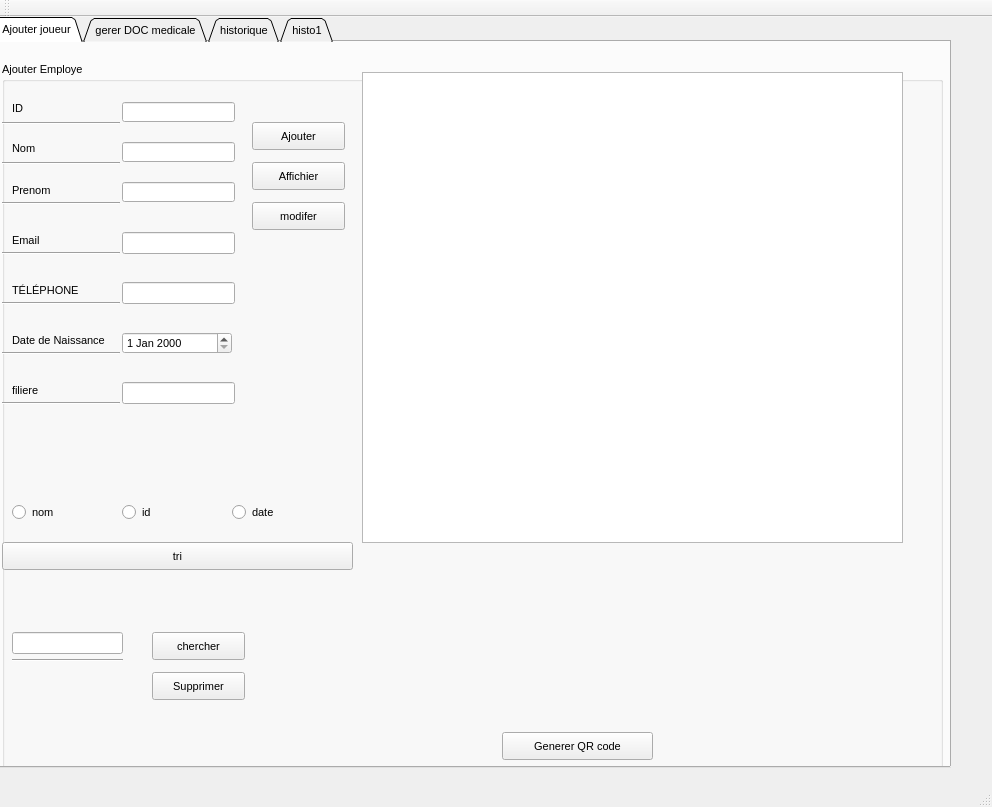
Before: the Qt Designer form Atelier_Connexion/mainwindow.ui in hintoman/olympic_games_2A24, drawn with Qt 5.
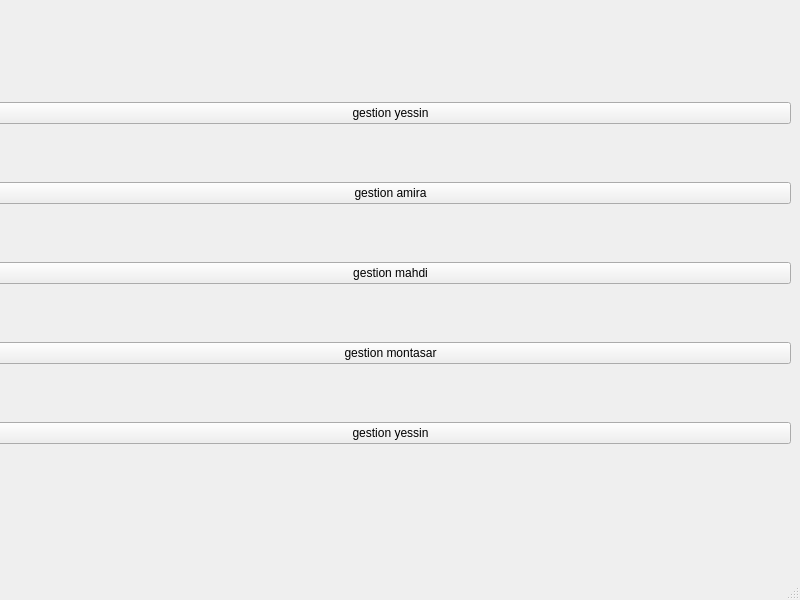
After: the same form once the commit is applied. The open tabs and pages were chosen to show the change.

```diff
--- a/Atelier_Connexion/mainwindow.ui
+++ b/Atelier_Connexion/mainwindow.ui
@@ -6,809 +6,63 @@
    <rect>
     <x>0</x>
     <y>0</y>
-    <width>992</width>
-    <height>807</height>
+    <width>800</width>
+    <height>600</height>
    </rect>
   </property>
   <property name="windowTitle">
    <string>Gestion des Clients</string>
   </property>
-  <widget class="QWidget" name="centralWidget">
-   <widget class="QTabWidget" name="tabWidget">
+  <widget class="QWidget" name="centralwidget">
+   <widget class="QWidget" name="">
     <property name="geometry">
      <rect>
       <x>-10</x>
-      <y>0</y>
-      <width>961</width>
-      <height>751</height>
+      <y>50</y>
+      <width>801</width>
+      <height>451</height>
      </rect>
     </property>
-    <property name="font">
-     <font>
-      <pointsize>8</pointsize>
-     </font>
-    </property>
-    <property name="tabPosition">
-     <enum>QTabWidget::North</enum>
-    </property>
-    <property name="tabShape">
-     <enum>QTabWidget::Triangular</enum>
-    </property>
-    <property name="currentIndex">
-     <number>3</number>
-    </property>
-    <property name="iconSize">
-     <size>
-      <width>30</width>
-      <height>30</height>
-     </size>
-    </property>
-    <property name="elideMode">
-     <enum>Qt::ElideMiddle</enum>
-    </property>
-    <property name="movable">
-     <bool>false</bool>
-    </property>
-    <property name="tabBarAutoHide">
-     <bool>false</bool>
-    </property>
-    <widget class="QWidget" name="Tab_joueur">
-     <attribute name="title">
-      <string>Ajouter joueur</string>
-     </attribute>
-     <widget class="QGroupBox" name="groupBox">
-      <property name="geometry">
-       <rect>
-        <x>10</x>
-        <y>20</y>
-        <width>941</width>
-        <height>751</height>
-       </rect>
-      </property>
-      <property name="title">
-       <string>Ajouter Employe</string>
-      </property>
-      <widget class="QLabel" name="label">
-       <property name="geometry">
-        <rect>
-         <x>10</x>
-         <y>40</y>
-         <width>47</width>
-         <height>13</height>
-        </rect>
-       </property>
+    <layout class="QVBoxLayout" name="verticalLayout">
+     <item>
+      <widget class="QPushButton" name="pushButton_5">
        <property name="text">
-        <string>ID</string>
+        <string>gestion yessin</string>
        </property>
       </widget>
-      <widget class="QLabel" name="label_2">
-       <property name="geometry">
-        <rect>
-         <x>10</x>
-         <y>80</y>
-         <width>47</width>
-         <height>13</height>
-        </rect>
-       </property>
+     </item>
+     <item>
+      <widget class="QPushButton" name="pushButton">
        <property name="text">
-        <string>Nom</string>
+        <string>gestion amira</string>
        </property>
       </widget>
-      <widget class="QLabel" name="label_3">
-       <property name="geometry">
-        <rect>
-         <x>10</x>
-         <y>120</y>
-         <width>111</width>
-         <height>16</height>
-        </rect>
-       </property>
+     </item>
+     <item>
+      <widget class="QPushButton" name="pushButton_2">
        <property name="text">
-        <string>Prenom</string>
+        <string>gestion mahdi</string>
        </property>
        <property name="buddy">
         <cstring>le_prenom</cstring>
        </property>
       </widget>
-      <widget class="QLineEdit" name="le_id">
-       <property name="geometry">
-        <rect>
-         <x>120</x>
-         <y>40</y>
-         <width>113</width>
-         <height>20</height>
-        </rect>
-       </property>
-      </widget>
-      <widget class="QLineEdit" name="le_nom">
-       <property name="geometry">
-        <rect>
-         <x>120</x>
-         <y>80</y>
-         <width>113</width>
-         <height>20</height>
-        </rect>
-       </property>
-      </widget>
-      <widget class="QLineEdit" name="le_prenom">
-       <property name="geometry">
-        <rect>
-         <x>120</x>
-         <y>120</y>
-         <width>113</width>
-         <height>20</height>
-        </rect>
-       </property>
-      </widget>
-      <widget class="QLabel" name="label_4">
-       <property name="geometry">
-        <rect>
-         <x>10</x>
-         <y>270</y>
-         <width>111</width>
-         <height>16</height>
-        </rect>
-       </property>
+     </item>
+     <item>
+      <widget class="QPushButton" name="pushButton_3">
        <property name="text">
-        <string>Date de Naissance</string>
+        <string>gestion montasar</string>
        </property>
       </widget>
-      <widget class="QLabel" name="label_5">
-       <property name="geometry">
-        <rect>
-         <x>10</x>
-         <y>170</y>
-         <width>101</width>
-         <height>16</height>
-        </rect>
-       </property>
+     </item>
+     <item>
+      <widget class="QPushButton" name="pushButton_4">
        <property name="text">
-        <string>Email</string>
+        <string>gestion yessin</string>
        </property>
       </widget>
-      <widget class="QLabel" name="label_6">
-       <property name="geometry">
-        <rect>
-         <x>10</x>
-         <y>220</y>
-         <width>101</width>
-         <height>16</height>
-        </rect>
-       </property>
-       <property name="text">
-        <string>TÉLÉPHONE</string>
-       </property>
-      </widget>
-      <widget class="QLabel" name="label_7">
-       <property name="geometry">
-        <rect>
-         <x>10</x>
-         <y>320</y>
-         <width>121</width>
-         <height>16</height>
-        </rect>
-       </property>
-       <property name="text">
-        <string>filiere</string>
-       </property>
-      </widget>
-      <widget class="QLineEdit" name="Email">
-       <property name="geometry">
-        <rect>
-         <x>120</x>
-         <y>170</y>
-         <width>113</width>
-         <height>22</height>
-        </rect>
-       </property>
-      </widget>
-      <widget class="QLineEdit" name="tele">
-       <property name="geometry">
-        <rect>
-         <x>120</x>
-         <y>220</y>
-         <width>113</width>
-         <height>22</height>
-        </rect>
-       </property>
-      </widget>
-      <widget class="QDateEdit" name="l_date">
-       <property name="geometry">
-        <rect>
-         <x>120</x>
-         <y>270</y>
-         <width>110</width>
-         <height>22</height>
-        </rect>
-       </property>
-      </widget>
-      <widget class="Line" name="line">
-       <property name="geometry">
-        <rect>
-         <x>0</x>
-         <y>60</y>
-         <width>118</width>
-         <height>3</height>
-        </rect>
-       </property>
-       <property name="orientation">
-        <enum>Qt::Horizontal</enum>
-       </property>
-      </widget>
-      <widget class="Line" name="line_2">
-       <property name="geometry">
-        <rect>
-         <x>0</x>
-         <y>100</y>
-         <width>118</width>
-         <height>3</height>
-        </rect>
-       </property>
-       <property name="orientation">
-        <enum>Qt::Horizontal</enum>
-       </property>
-      </widget>
-      <widget class="Line" name="line_3">
-       <property name="geometry">
-        <rect>
-         <x>0</x>
-         <y>140</y>
-         <width>118</width>
-         <height>3</height>
-        </rect>
-       </property>
-       <property name="orientation">
-        <enum>Qt::Horizontal</enum>
-       </property>
-      </widget>
-      <widget class="Line" name="line_4">
-       <property name="geometry">
-        <rect>
-         <x>0</x>
-         <y>190</y>
-         <width>118</width>
-         <height>3</height>
-        </rect>
-       </property>
-       <property name="orientation">
-        <enum>Qt::Horizontal</enum>
-       </property>
-      </widget>
-      <widget class="Line" name="line_5">
-       <property name="geometry">
-        <rect>
-         <x>0</x>
-         <y>240</y>
-         <width>118</width>
-         <height>3</height>
-        </rect>
-       </property>
-       <property name="orientation">
-        <enum>Qt::Horizontal</enum>
-       </property>
-      </widget>
-      <widget class="Line" name="line_6">
-       <property name="geometry">
-        <rect>
-         <x>0</x>
-         <y>290</y>
-         <width>118</width>
-         <height>3</height>
-        </rect>
-       </property>
-       <property name="orientation">
-        <enum>Qt::Horizontal</enum>
-       </property>
-      </widget>
-      <widget class="Line" name="line_7">
-       <property name="geometry">
-        <rect>
-         <x>0</x>
-         <y>340</y>
-         <width>118</width>
-         <height>3</height>
-        </rect>
-       </property>
-       <property name="orientation">
-        <enum>Qt::Horizontal</enum>
-       </property>
-      </widget>
-      <widget class="QLineEdit" name="filiere">
-       <property name="geometry">
-        <rect>
-         <x>120</x>
-         <y>320</y>
-         <width>113</width>
-         <height>22</height>
-        </rect>
-       </property>
-      </widget>
-      <widget class="Line" name="line_10">
-       <property name="geometry">
-        <rect>
-         <x>10</x>
-         <y>590</y>
-         <width>111</width>
-         <height>16</height>
-        </rect>
-       </property>
-       <property name="orientation">
-        <enum>Qt::Horizontal</enum>
-       </property>
-      </widget>
-      <widget class="QLabel" name="label_8">
-       <property name="geometry">
-        <rect>
-         <x>10</x>
-         <y>550</y>
-         <width>101</width>
-         <height>16</height>
-        </rect>
-       </property>
-       <property name="text">
-        <string/>
-       </property>
-      </widget>
-      <widget class="QLineEdit" name="idS">
-       <property name="geometry">
-        <rect>
-         <x>10</x>
-         <y>570</y>
-         <width>111</width>
-         <height>22</height>
-        </rect>
-       </property>
-      </widget>
-      <widget class="QPushButton" name="pb_supprimer">
-       <property name="geometry">
-        <rect>
-         <x>150</x>
-         <y>610</y>
-         <width>93</width>
-         <height>28</height>
-        </rect>
-       </property>
-       <property name="text">
-        <string>Supprimer</string>
-       </property>
-      </widget>
-      <widget class="QPushButton" name="pb_Ajouter">
-       <property name="geometry">
-        <rect>
-         <x>250</x>
-         <y>60</y>
-         <width>93</width>
-         <height>28</height>
-        </rect>
-       </property>
-       <property name="text">
-        <string>Ajouter</string>
-       </property>
-      </widget>
-      <widget class="QTableView" name="tab_athltes">
-       <property name="geometry">
-        <rect>
-         <x>360</x>
-         <y>10</y>
-         <width>541</width>
-         <height>471</height>
-        </rect>
-       </property>
-      </widget>
-      <widget class="QPushButton" name="pb_Aaffichier">
-       <property name="geometry">
-        <rect>
-         <x>250</x>
-         <y>100</y>
-         <width>93</width>
-         <height>28</height>
-        </rect>
-       </property>
-       <property name="text">
-        <string>Affichier</string>
-       </property>
-      </widget>
-      <widget class="QPushButton" name="modifier">
-       <property name="geometry">
-        <rect>
-         <x>250</x>
-         <y>140</y>
-         <width>93</width>
-         <height>28</height>
-        </rect>
-       </property>
-       <property name="text">
-        <string>modifer</string>
-       </property>
-      </widget>
-      <widget class="QPushButton" name="pb_chercher_2">
-       <property name="geometry">
-        <rect>
-         <x>150</x>
-         <y>570</y>
-         <width>93</width>
-         <height>28</height>
-        </rect>
-       </property>
-       <property name="text">
-        <string>chercher</string>
-       </property>
-      </widget>
-      <widget class="QRadioButton" name="radnom">
-       <property name="geometry">
-        <rect>
-         <x>10</x>
-         <y>440</y>
-         <width>97</width>
-         <height>20</height>
-        </rect>
-       </property>
-       <property name="text">
-        <string>nom</string>
-       </property>
-      </widget>
-      <widget class="QRadioButton" name="radid">
-       <property name="geometry">
-        <rect>
-         <x>120</x>
-         <y>440</y>
-         <width>97</width>
-         <height>20</height>
-        </rect>
-       </property>
-       <property name="text">
-        <string>id</string>
-       </property>
-      </widget>
-      <widget class="QRadioButton" name="raddate">
-       <property name="geometry">
-        <rect>
-         <x>230</x>
-         <y>440</y>
-         <width>97</width>
-         <height>20</height>
-        </rect>
-       </property>
-       <property name="text">
-        <string>date</string>
-       </property>
-      </widget>
-      <widget class="QPushButton" name="tri">
-       <property name="geometry">
-        <rect>
-         <x>0</x>
-         <y>480</y>
-         <width>351</width>
-         <height>28</height>
-        </rect>
-       </property>
-       <property name="text">
-        <string>tri</string>
-       </property>
-      </widget>
-      <widget class="QPushButton" name="QRcodecom">
-       <property name="geometry">
-        <rect>
-         <x>500</x>
-         <y>670</y>
-         <width>151</width>
-         <height>28</height>
-        </rect>
-       </property>
-       <property name="text">
-        <string>Generer QR code</string>
-       </property>
-      </widget>
-      <widget class="QLabel" name="qrcodecommande">
-       <property name="enabled">
-        <bool>true</bool>
-       </property>
-       <property name="geometry">
-        <rect>
-         <x>680</x>
-         <y>500</y>
-         <width>200</width>
-         <height>200</height>
-        </rect>
-       </property>
-       <property name="sizePolicy">
-        <sizepolicy hsizetype="Fixed" vsizetype="Fixed">
-         <horstretch>0</horstretch>
-         <verstretch>0</verstretch>
-        </sizepolicy>
-       </property>
-       <property name="minimumSize">
-        <size>
-         <width>200</width>
-         <height>200</height>
-        </size>
-       </property>
-       <property name="maximumSize">
-        <size>
-         <width>200</width>
-         <height>200</height>
-        </size>
-       </property>
-       <property name="text">
-        <string/>
-       </property>
-      </widget>
-     </widget>
-    </widget>
-    <widget class="QWidget" name="tab_Tri">
-     <attribute name="title">
-      <string>gerer DOC medicale</string>
-     </attribute>
-     <widget class="Line" name="line_19">
-      <property name="geometry">
-       <rect>
-        <x>110</x>
-        <y>640</y>
-        <width>861</width>
-        <height>16</height>
-       </rect>
-      </property>
-      <property name="orientation">
-       <enum>Qt::Horizontal</enum>
-      </property>
-     </widget>
-     <widget class="QPlainTextEdit" name="plainTextEdit_2">
-      <property name="geometry">
-       <rect>
-        <x>40</x>
-        <y>50</y>
-        <width>871</width>
-        <height>401</height>
-       </rect>
-      </property>
-     </widget>
-     <widget class="QPushButton" name="pushButton">
-      <property name="geometry">
-       <rect>
-        <x>680</x>
-        <y>460</y>
-        <width>93</width>
-        <height>28</height>
-       </rect>
-      </property>
-      <property name="text">
-       <string>Browse</string>
-      </property>
-     </widget>
-     <widget class="QPushButton" name="pushButton_2">
-      <property name="geometry">
-       <rect>
-        <x>780</x>
-        <y>460</y>
-        <width>93</width>
-        <height>28</height>
-       </rect>
-      </property>
-      <property name="text">
-       <string>Edit</string>
-      </property>
-     </widget>
-     <widget class="QPushButton" name="pushButton_3">
-      <property name="geometry">
-       <rect>
-        <x>580</x>
-        <y>460</y>
-        <width>93</width>
-        <height>28</height>
-       </rect>
-      </property>
-      <property name="text">
-       <string>Genrate</string>
-      </property>
-     </widget>
-     <widget class="QTextEdit" name="impc1">
-      <property name="geometry">
-       <rect>
-        <x>40</x>
-        <y>450</y>
-        <width>221</width>
-        <height>151</height>
-       </rect>
-      </property>
-     </widget>
-    </widget>
-    <widget class="QWidget" name="Tab_medical">
-     <attribute name="title">
-      <string>historique</string>
-     </attribute>
-     <widget class="QLabel" name="label_9">
-      <property name="geometry">
-       <rect>
-        <x>30</x>
-        <y>90</y>
-        <width>171</width>
-        <height>16</height>
-       </rect>
-      </property>
-      <property name="text">
-       <string>nombre de match gagnant</string>
-      </property>
-     </widget>
-     <widget class="QLabel" name="label_10">
-      <property name="geometry">
-       <rect>
-        <x>30</x>
-        <y>140</y>
-        <width>171</width>
-        <height>16</height>
-       </rect>
-      </property>
-      <property name="text">
-       <string>nombre de match perdant</string>
-      </property>
-     </widget>
-     <widget class="QLabel" name="label_11">
-      <property name="geometry">
-       <rect>
-        <x>30</x>
-        <y>200</y>
-        <width>171</width>
-        <height>16</height>
-       </rect>
-      </property>
-      <property name="text">
-       <string>nombre de medailles</string>
-      </property>
-     </widget>
-     <widget class="QLabel" name="label_12">
-      <property name="geometry">
-       <rect>
-        <x>30</x>
-        <y>250</y>
-        <width>171</width>
-        <height>16</height>
-       </rect>
-      </property>
-      <property name="text">
-       <string>nombre d'avertissement</string>
-      </property>
-     </widget>
-     <widget class="QLabel" name="label_13">
-      <property name="geometry">
-       <rect>
-        <x>30</x>
-        <y>290</y>
-        <width>171</width>
-        <height>16</height>
-       </rect>
-      </property>
-      <property name="text">
-       <string>nombre de blessures</string>
-      </property>
-     </widget>
-     <widget class="QLineEdit" name="nbrpg">
-      <property name="geometry">
-       <rect>
-        <x>250</x>
-        <y>90</y>
-        <width>51</width>
-        <height>22</height>
-       </rect>
-      </property>
-     </widget>
-     <widget class="QLineEdit" name="nbrpp">
-      <property name="geometry">
-       <rect>
-        <x>250</x>
-        <y>140</y>
-        <width>51</width>
-        <height>22</height>
-       </rect>
-      </property>
-     </widget>
-     <widget class="QLineEdit" name="nbrmd">
-      <property name="geometry">
-       <rect>
-        <x>250</x>
-        <y>200</y>
-        <width>51</width>
-        <height>22</height>
-       </rect>
-      </property>
-     </widget>
-     <widget class="QLineEdit" name="nbra">
-      <property name="geometry">
-       <rect>
-        <x>250</x>
-        <y>240</y>
-        <width>51</width>
-        <height>22</height>
-       </rect>
-      </property>
-     </widget>
-     <widget class="QLineEdit" name="nbrb">
-      <property name="geometry">
-       <rect>
-        <x>250</x>
-        <y>280</y>
-        <width>51</width>
-        <height>22</height>
-       </rect>
-      </property>
-     </widget>
-     <widget class="QPushButton" name="addhis">
-      <property name="geometry">
-       <rect>
-        <x>30</x>
-        <y>350</y>
-        <width>93</width>
-        <height>28</height>
-       </rect>
-      </property>
-      <property name="text">
-       <string>ajouter</string>
-      </property>
-     </widget>
-     <widget class="QPushButton" name="addhis_2">
-      <property name="geometry">
-       <rect>
-        <x>790</x>
-        <y>380</y>
-        <width>93</width>
-        <height>28</height>
-       </rect>
-      </property>
-      <property name="text">
-       <string>satistique</string>
-      </property>
-     </widget>
-     <widget class="QTableView" name="tab_athltes_2">
-      <property name="geometry">
-       <rect>
-        <x>390</x>
-        <y>20</y>
-        <width>511</width>
-        <height>351</height>
-       </rect>
-      </property>
-     </widget>
-     <widget class="QPushButton" name="pushButton_4">
-      <property name="geometry">
-       <rect>
-        <x>680</x>
-        <y>380</y>
-        <width>93</width>
-        <height>28</height>
-       </rect>
-      </property>
-      <property name="text">
-       <string>historique</string>
-      </property>
-     </widget>
-    </widget>
-    <widget class="QWidget" name="tab">
-     <attribute name="title">
-      <string>histo1</string>
-     </attribute>
-     <widget class="QTextBrowser" name="textBrowser">
-      <property name="geometry">
-       <rect>
-        <x>200</x>
-        <y>130</y>
-        <width>511</width>
-        <height>421</height>
-       </rect>
-      </property>
-     </widget>
-     <widget class="QPushButton" name="pushButton_5">
-      <property name="geometry">
-       <rect>
-        <x>610</x>
-        <y>570</y>
-        <width>93</width>
-        <height>28</height>
-       </rect>
-      </property>
-      <property name="text">
-       <string>PushButton</string>
-      </property>
-     </widget>
-    </widget>
+     </item>
+    </layout>
    </widget>
   </widget>
   <widget class="QMenuBar" name="menuBar">
@@ -821,17 +75,8 @@
     </rect>
    </property>
   </widget>
-  <widget class="QToolBar" name="mainToolBar">
-   <attribute name="toolBarArea">
-    <enum>TopToolBarArea</enum>
-   </attribute>
-   <attribute name="toolBarBreak">
-    <bool>false</bool>
-   </attribute>
-  </widget>
-  <widget class="QStatusBar" name="statusBar"/>
+  <widget class="QStatusBar" name="statusbar"/>
  </widget>
- <layoutdefault spacing="6" margin="11"/>
  <resources/>
  <connections/>
 </ui>
```
Left out of the diff: 9 changed lines with no effect on the pictures.
